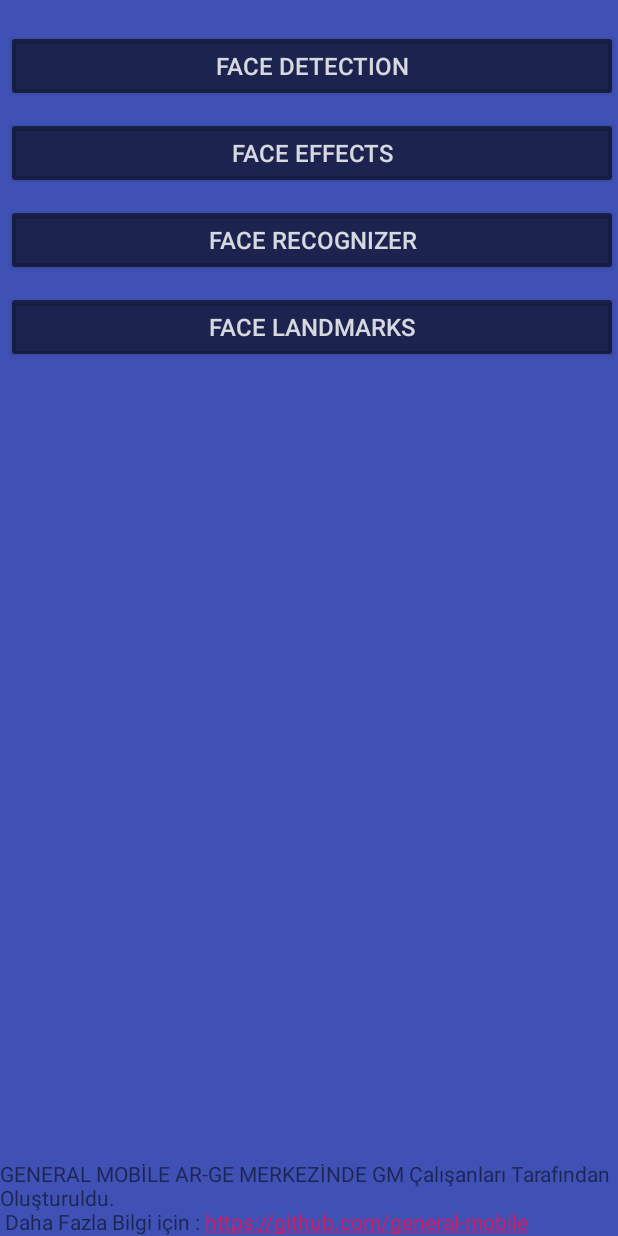
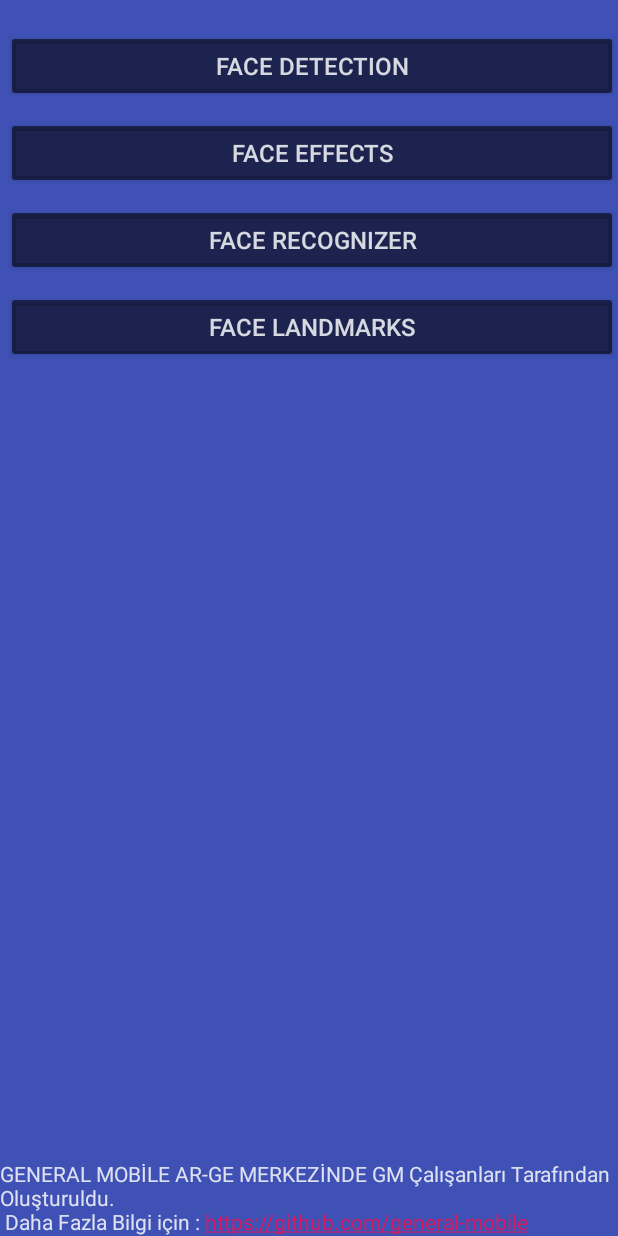
Before and after one commit to erolerdogan/GM-Face-AI, an Android app: the screen it shows after launch (MainActivity), on a phone screen of 412 x 824 dp. Run offline under Robolectric (Android 15) with nearby library versions, the phone set to English and light mode, and no system bars.

```diff
--- a/app/src/main/res/layout/activity_main.xml
+++ b/app/src/main/res/layout/activity_main.xml
@@ -81,6 +81,7 @@
                 android:layout_marginBottom="0dp"
                 android:autoLink="web"
                 android:gravity="center|start"
+                android:textColor="#D3FFFFFF"
                 android:text="@string/textview" />
         </RelativeLayout>
 
--- a/app/src/main/res/values/colors.xml
+++ b/app/src/main/res/values/colors.xml
@@ -1,7 +1,7 @@
 <?xml version="1.0" encoding="utf-8"?>
 <resources>
-    <color name="colorPrimary">#008577</color>
-    <color name="colorPrimaryDark">#00574B</color>
+    <color name="colorPrimary">#3F51B5</color>
+    <color name="colorPrimaryDark">#3F51B5</color>
     <color name="colorAccent">#D81B60</color>
     <color name="eyeWhite">#FFFACD</color>
     <color name="eyelid">#B0E0E6</color>
```
Also changed, not shown: app/src/main/res/values_v28/styles.xml (added, +9 -0 lines), 1 other file.
